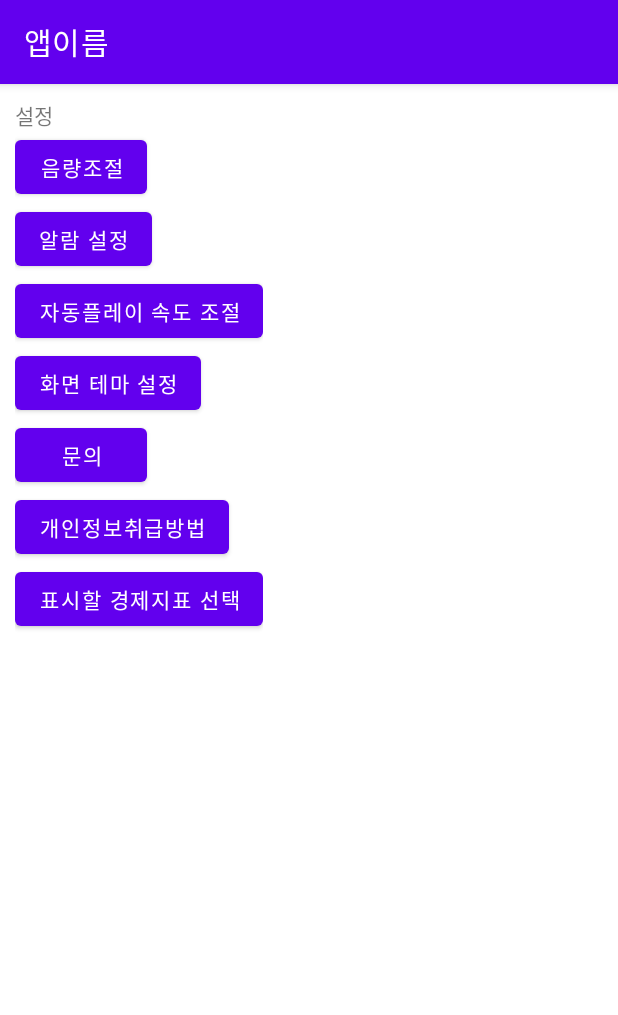
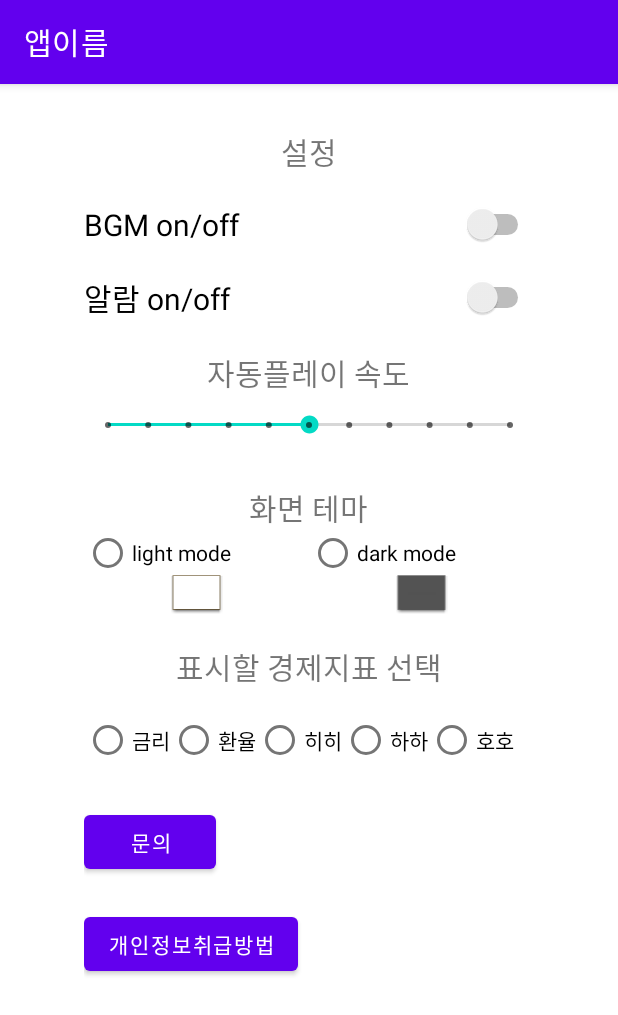
Before and after one commit to GihoLee97/301_guys, an Android app: the Setting screen opened directly, with no data from a screen before it, on a phone screen of 412 x 824 dp. Shown: the top 1015 px of the screen. Run offline under Robolectric (Android 15) with nearby library versions, the phone set to English and light mode, and no system bars.

Commit message:
2020-01-28 setting detail update

```diff
--- a/app/src/main/res/layout/activity_main.xml
+++ b/app/src/main/res/layout/activity_main.xml
@@ -42,7 +42,6 @@
             android:id="@+id/profile1_btn"
             android:layout_width="100dp"
             android:layout_height="100dp"
-            android:background="#0007c4"
             android:text="프로필" />
 
         <Button
--- a/app/src/main/res/layout/activity_setting.xml
+++ b/app/src/main/res/layout/activity_setting.xml
@@ -1,73 +1,187 @@
 <?xml version="1.0" encoding="utf-8"?>
-<LinearLayout
-    xmlns:android="http://schemas.android.com/apk/res/android"
+
+
+<LinearLayout xmlns:android="http://schemas.android.com/apk/res/android"
     xmlns:app="http://schemas.android.com/apk/res-auto"
     xmlns:tools="http://schemas.android.com/tools"
     android:layout_width="match_parent"
     android:layout_height="match_parent"
-    tools:context=".Setting"
     android:orientation="vertical"
     android:padding="10dp"
-    >
+    tools:context=".Setting">
 
     <TextView
         android:layout_width="wrap_content"
         android:layout_height="wrap_content"
+        android:layout_gravity="center"
+        android:layout_marginTop="20dp"
+        android:layout_marginBottom="20dp"
         android:text="설정"
-        />
+        android:textSize="20dp" />
 
     <LinearLayout
         android:layout_width="wrap_content"
         android:layout_height="wrap_content"
-        android:orientation="vertical"
-        >
+        android:layout_gravity="center"
+        android:orientation="vertical">
 
-        <Button
+        <Switch
             android:id="@+id/bgm_btn"
-            android:layout_width="wrap_content"
+            android:layout_width="300dp"
             android:layout_height="wrap_content"
-            android:text="음량조절"
-            />
-        <Button
+            android:layout_marginBottom="20dp"
+            android:text="BGM on/off"
+            android:textSize="20dp" />
+
+        <Switch
             android:id="@+id/push_btn"
-            android:layout_width="wrap_content"
+            android:layout_width="300dp"
             android:layout_height="wrap_content"
-            android:text="알람 설정"
-            />
-        <Button
-            android:id="@+id/autoset_btn"
-            android:layout_width="wrap_content"
+            android:layout_marginBottom="20dp"
+            android:text="알람 on/off"
+            android:textSize="20dp" />
+
+        <LinearLayout
+            android:layout_width="match_parent"
             android:layout_height="wrap_content"
-            android:text="자동플레이 속도 조절"
-            />
-        <Button
-            android:id="@+id/thema_btn"
-            android:layout_width="wrap_content"
+            android:layout_marginBottom="20dp"
+            android:orientation="vertical">
+
+            <TextView
+                android:layout_width="wrap_content"
+                android:layout_height="wrap_content"
+                android:layout_gravity="center"
+                android:text="자동플레이 속도"
+                android:textSize="20dp" />
+
+            <SeekBar
+                android:id="@+id/autoPlaySpeed_seekBar"
+                style="@style/Widget.AppCompat.SeekBar.Discrete"
+                android:layout_width="match_parent"
+                android:layout_height="40dp"
+                android:indeterminate="false"
+                android:max="10"
+                android:progress="5" />
+        </LinearLayout>
+
+        <LinearLayout
+            android:layout_width="match_parent"
             android:layout_height="wrap_content"
-            android:text="화면 테마 설정"
-            />
+            android:layout_marginBottom="20dp"
+            android:orientation="vertical">
+
+            <TextView
+                android:layout_width="wrap_content"
+                android:layout_height="wrap_content"
+                android:layout_gravity="center"
+                android:text="화면 테마"
+                android:textSize="20dp" />
+
+            <RadioGroup
+                android:layout_width="match_parent"
+                android:layout_height="wrap_content"
+                android:layout_gravity="center"
+                android:orientation="horizontal">
+
+                <RadioButton
+                    android:id="@+id/imageButton"
+                    android:layout_width="150dp"
+                    android:layout_height="30dp"
+                    android:layout_gravity="center"
+                    android:text="light mode" />
+
+
+                <RadioButton
+                    android:id="@+id/imageButton2"
+                    android:layout_width="150dp"
+                    android:layout_height="30dp"
+                    android:layout_gravity="center"
+                    android:text="dark mode" />
+
+            </RadioGroup>
+
+            <LinearLayout
+                android:layout_width="match_parent"
+                android:layout_height="wrap_content"
+                android:layout_gravity="center"
+                android:orientation="horizontal">
+
+                <ImageView
+                    android:layout_width="150dp"
+                    android:layout_height="wrap_content"
+                    app:srcCompat="@android:drawable/editbox_dropdown_light_frame" />
+
+                <ImageView
+                    android:layout_width="150dp"
+                    android:layout_height="wrap_content"
+                    app:srcCompat="@android:drawable/editbox_dropdown_dark_frame" />
+            </LinearLayout>
+
+        </LinearLayout>
+
+
+        <LinearLayout
+            android:layout_width="match_parent"
+            android:layout_height="wrap_content"
+            android:layout_marginBottom="20dp"
+            android:orientation="vertical">
+
+            <TextView
+                android:layout_width="wrap_content"
+                android:layout_height="wrap_content"
+                android:layout_gravity="center"
+                android:layout_marginBottom="10dp"
+                android:text="표시할 경제지표 선택"
+                android:textSize="20dp" />
+
+
+            <LinearLayout
+                android:layout_width="match_parent"
+                android:layout_height="wrap_content"
+                android:orientation="horizontal">
+
+                <RadioButton
+                    android:layout_width="wrap_content"
+                    android:layout_height="wrap_content"
+                    android:text="금리" />
+
+                <RadioButton
+                    android:layout_width="wrap_content"
+                    android:layout_height="wrap_content"
+                    android:text="환율" />
+
+                <RadioButton
+                    android:layout_width="wrap_content"
+                    android:layout_height="wrap_content"
+                    android:text="히히" />
+
+                <RadioButton
+                    android:layout_width="wrap_content"
+                    android:layout_height="wrap_content"
+                    android:text="하하" />
+
+                <RadioButton
+                    android:layout_width="wrap_content"
+                    android:layout_height="wrap_content"
+                    android:text="호호" />
+            </LinearLayout>
+        </LinearLayout>
+
         <Button
             android:id="@+id/question_btn"
             android:layout_width="wrap_content"
             android:layout_height="wrap_content"
-            android:text="문의"
-            />
+            android:layout_marginBottom="20dp"
+            android:text="문의" />
+
         <Button
             android:id="@+id/private_btn"
             android:layout_width="wrap_content"
             android:layout_height="wrap_content"
-            android:text="개인정보취급방법"
-            />
-        <Button
-            android:id="@+id/index_btn"
-            android:layout_width="wrap_content"
-            android:layout_height="wrap_content"
-            android:text="표시할 경제지표 선택"
-            />
-
+            android:layout_marginBottom="20dp"
+            android:text="개인정보취급방법" />
 
     </LinearLayout>
 
 
-
 </LinearLayout>
```
